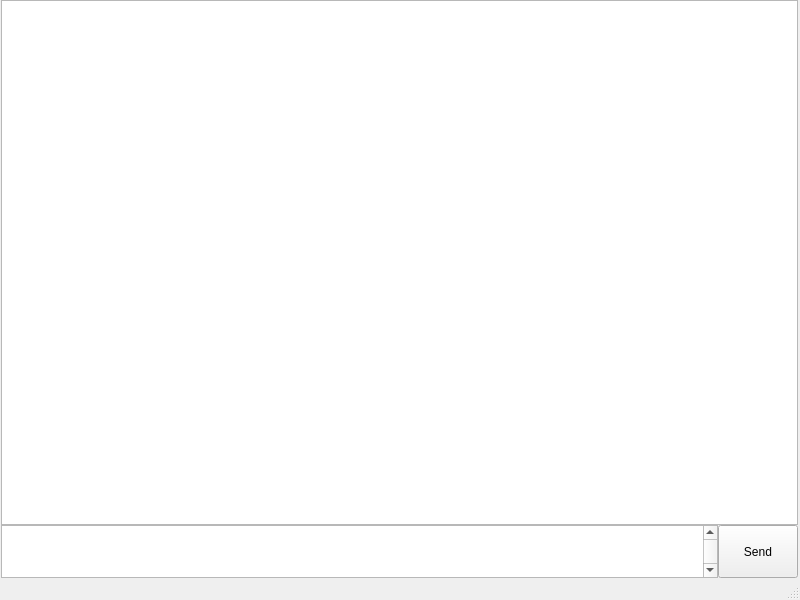
First picture: the form in mainwindow.ui, repository Vbrawl/ChatGPTChatRoom, before the edit.
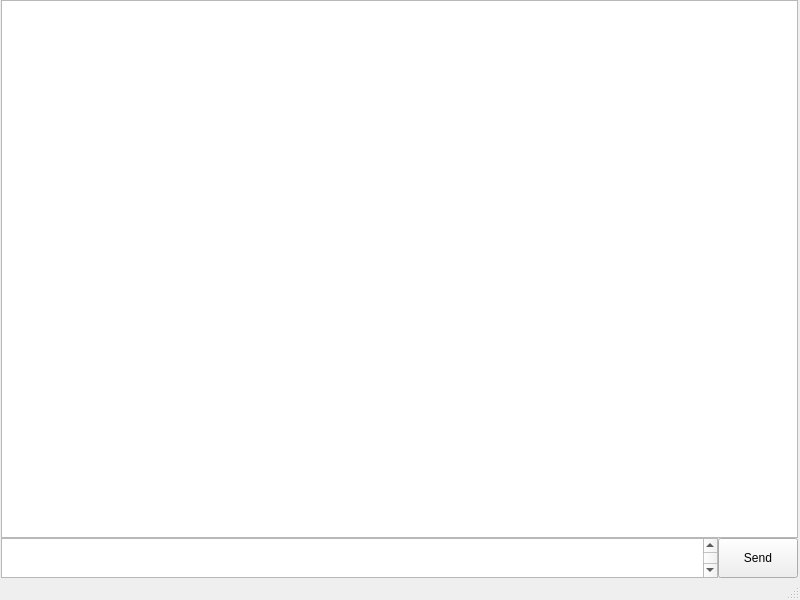
Second picture: the form after the edit.

Commit message: Switched from altering stretch to altering minimumHeight.

```diff
--- a/mainwindow.ui
+++ b/mainwindow.ui
@@ -51,7 +51,7 @@
       <property name="sizePolicy">
        <sizepolicy hsizetype="Expanding" vsizetype="Expanding">
         <horstretch>0</horstretch>
-        <verstretch>1</verstretch>
+        <verstretch>0</verstretch>
        </sizepolicy>
       </property>
       <property name="minimumSize">
```
The commit also changes 1 other file.
